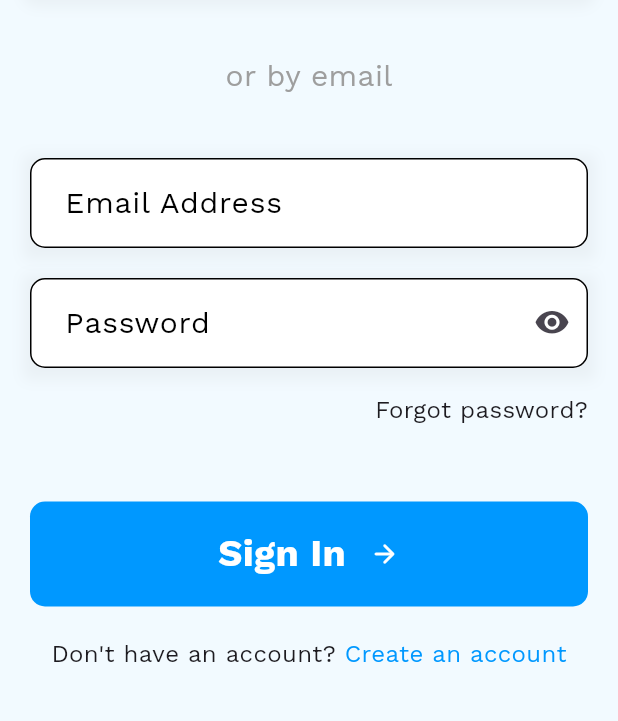
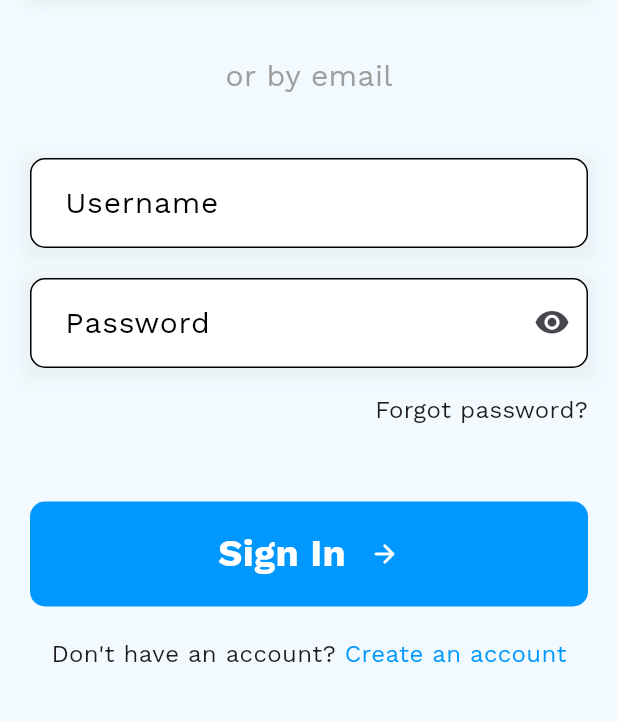
Before and after one commit to Amir-HShahi/JAB-Project, a Flutter app: the screen it shows after launch, on a phone screen of 412 x 824 dp, the part 445-1166 px from its top. Run offline on Flutter 3.47's test engine with Material 3 defaults, Android fonts, the phone set to English and light mode, and no system bars; our stand-ins replace google_fonts.

Commit message:
update for api

```diff
--- a/lib/view/sign_in_screen.dart
+++ b/lib/view/sign_in_screen.dart
@@ -52,7 +52,7 @@ class SignInScreen extends StatelessWidget {
                         color: Colors.grey)),
                 const SizedBox(height: 40),
                 const SignStyledTextField(
-                    hintText: " Email Address", isSuffixIconActive: false),
+                    hintText: " Username", isSuffixIconActive: false),
                 const SizedBox(height: 20),
                 const SignStyledTextField(
                     hintText: " Password", isSuffixIconActive: true),
```
Also changed, not shown: pubspec.lock.
